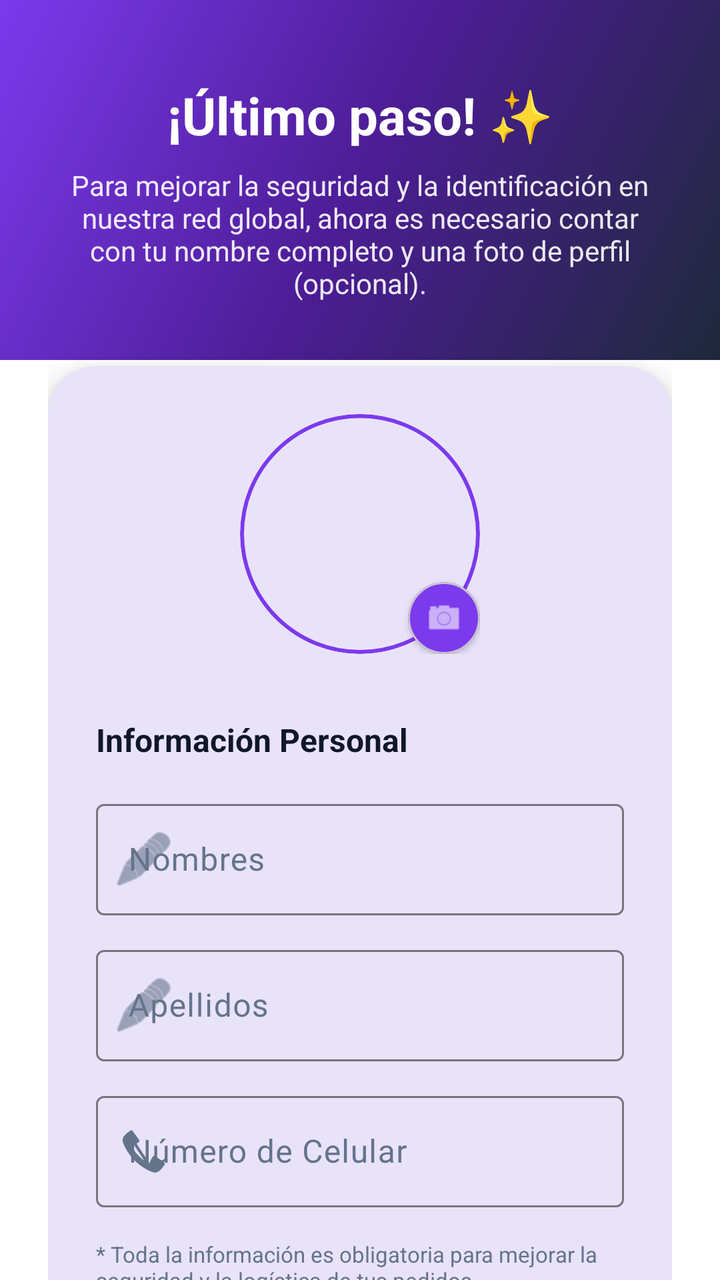
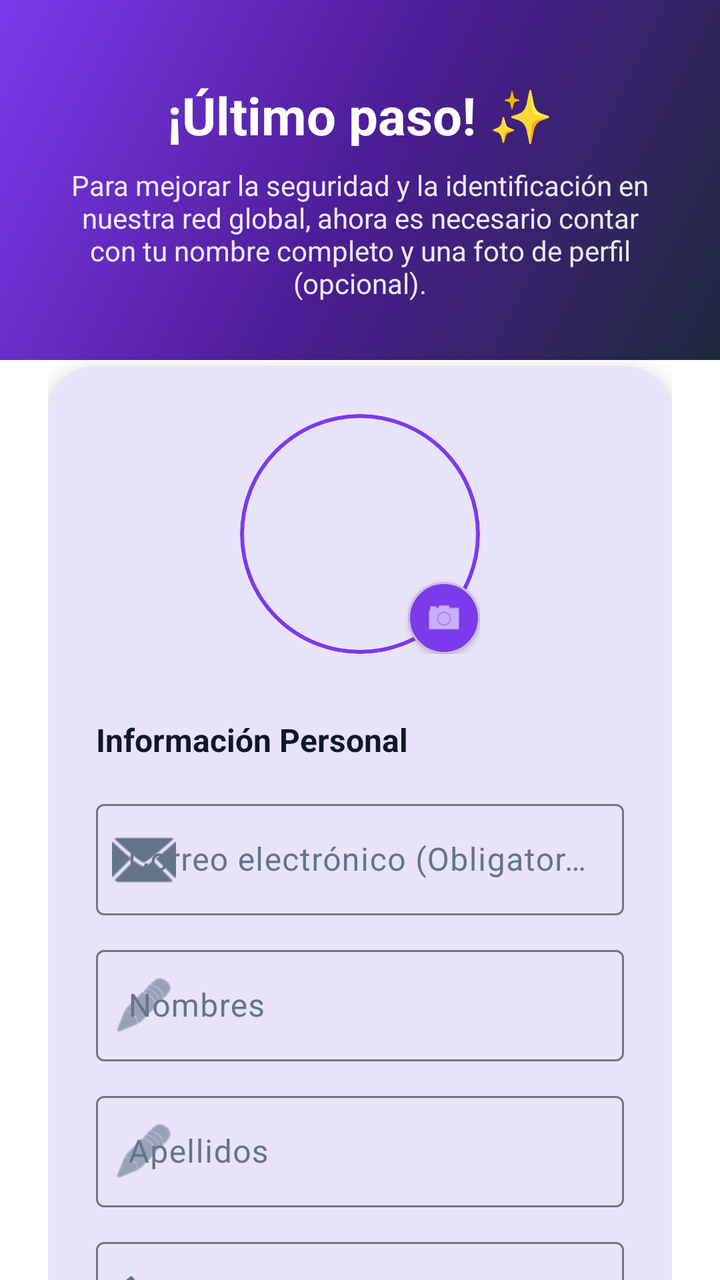

Two renders of the same Android screen: before a commit and after it. Below are the layout's source before the change and the commit's diff.
<!-- AndroidManifest.xml: application theme Theme.Gomezmart -->
<!-- res/layout/activity_profile_setup.xml -->
<?xml version="1.0" encoding="utf-8"?>
<androidx.constraintlayout.widget.ConstraintLayout xmlns:android="http://schemas.android.com/apk/res/android"
    xmlns:app="http://schemas.android.com/apk/res-auto"
    android:layout_width="match_parent"
    android:layout_height="match_parent"
    android:background="@color/white">

    <View
        android:id="@+id/topSetupHeader"
        android:layout_width="match_parent"
        android:layout_height="180dp"
        android:background="@drawable/bg_header_purple_gradient"
        app:layout_constraintTop_toTopOf="parent" />

    <androidx.core.widget.NestedScrollView
        android:layout_width="match_parent"
        android:layout_height="match_parent"
        android:fillViewport="true">

        <LinearLayout
            android:layout_width="match_parent"
            android:layout_height="wrap_content"
            android:orientation="vertical"
            android:paddingHorizontal="24dp"
            android:paddingTop="40dp"
            android:paddingBottom="40dp">

            <TextView
                android:layout_width="match_parent"
                android:layout_height="wrap_content"
                android:text="¡Último paso! ✨"
                android:textColor="@color/white"
                android:textSize="26sp"
                android:textStyle="bold"
                android:gravity="center" />

            <TextView
                android:layout_width="match_parent"
                android:layout_height="wrap_content"
                android:layout_marginTop="8dp"
                android:text="Para mejorar la seguridad y la identificación en nuestra red global, ahora es necesario contar con tu nombre completo y una foto de perfil (opcional)."
                android:textColor="@color/white"
                android:textSize="14sp"
                android:gravity="center"
                android:alpha="0.9" />

            <com.google.android.material.card.MaterialCardView
                android:layout_width="match_parent"
                android:layout_height="wrap_content"
                android:layout_marginTop="32dp"
                app:cardCornerRadius="24dp"
                app:cardElevation="8dp"
                app:strokeWidth="0dp">

                <LinearLayout
                    android:layout_width="match_parent"
                    android:layout_height="wrap_content"
                    android:orientation="vertical"
                    android:padding="24dp">

                    <FrameLayout
                        android:id="@+id/btnSetupChangePhoto"
                        android:layout_width="120dp"
                        android:layout_height="120dp"
                        android:layout_gravity="center_horizontal"
                        android:clickable="true"
                        android:focusable="true">

                        <com.google.android.material.card.MaterialCardView
                            android:layout_width="match_parent"
                            android:layout_height="match_parent"
                            app:cardCornerRadius="60dp"
                            app:cardElevation="0dp"
                            app:strokeWidth="2dp"
                            app:strokeColor="@color/purple_600">
                            <FrameLayout
                                android:layout_width="match_parent"
                                android:layout_height="match_parent">
                                <ImageView
                                    android:id="@+id/ivSetupProfilePhoto"
                                    android:layout_width="match_parent"
                                    android:layout_height="match_parent"
                                    android:scaleType="centerCrop" />
                                <ProgressBar
                                    android:id="@+id/pbSetupProfilePhotoLoading"
                                    android:layout_width="32dp"
                                    android:layout_height="32dp"
                                    android:layout_gravity="center"
                                    android:indeterminateTint="@color/purple_600"
                                    android:visibility="gone" />
                            </FrameLayout>
                        </com.google.android.material.card.MaterialCardView>

                        <com.google.android.material.card.MaterialCardView
                            android:layout_width="36dp"
                            android:layout_height="36dp"
                            android:layout_gravity="bottom|end"
                            app:cardBackgroundColor="@color/purple_600"
                            app:cardCornerRadius="18dp"
                            app:cardElevation="2dp">
                            <ImageView
                                android:layout_width="20dp"
                                android:layout_height="20dp"
                                android:layout_gravity="center"
                                android:src="@android:drawable/ic_menu_camera"
                                app:tint="@color/white" />
                        </com.google.android.material.card.MaterialCardView>
                    </FrameLayout>

                    <TextView
                        android:layout_width="wrap_content"
                        android:layout_height="wrap_content"
                        android:layout_marginTop="32dp"
                        android:text="Información Personal"
                        android:textColor="@color/slate_900"
                        android:textStyle="bold"
                        android:textSize="16sp" />

                    <com.google.android.material.textfield.TextInputLayout
                        style="@style/Widget.Material3.TextInputLayout.OutlinedBox"
                        android:layout_width="match_parent"
                        android:layout_height="wrap_content"
                        android:layout_marginTop="16dp"
                        android:hint="Nombres"
                        app:startIconDrawable="@android:drawable/ic_menu_edit">
                        <com.google.android.material.textfield.TextInputEditText
                            android:id="@+id/etSetupNames"
                            android:layout_width="match_parent"
                            android:layout_height="wrap_content"
                            android:inputType="textCapWords" />
                    </com.google.android.material.textfield.TextInputLayout>

                    <com.google.android.material.textfield.TextInputLayout
                        style="@style/Widget.Material3.TextInputLayout.OutlinedBox"
                        android:layout_width="match_parent"
                        android:layout_height="wrap_content"
                        android:layout_marginTop="12dp"
                        android:hint="Apellidos"
                        app:startIconDrawable="@android:drawable/ic_menu_edit">
                        <com.google.android.material.textfield.TextInputEditText
                            android:id="@+id/etSetupSurnames"
                            android:layout_width="match_parent"
                            android:layout_height="wrap_content"
                            android:inputType="textCapWords" />
                    </com.google.android.material.textfield.TextInputLayout>

                    <com.google.android.material.textfield.TextInputLayout
                        style="@style/Widget.Material3.TextInputLayout.OutlinedBox"
                        android:layout_width="match_parent"
                        android:layout_height="wrap_content"
                        android:layout_marginTop="12dp"
                        android:hint="Número de Celular"
                        app:startIconDrawable="@android:drawable/stat_sys_phone_call">
                        <com.google.android.material.textfield.TextInputEditText
                            android:id="@+id/etSetupPhone"
                            android:layout_width="match_parent"
                            android:layout_height="wrap_content"
                            android:inputType="number"
                            android:maxLength="9" />
                    </com.google.android.material.textfield.TextInputLayout>

                    <TextView
                        android:layout_width="match_parent"
                        android:layout_height="wrap_content"
                        android:layout_marginTop="16dp"
                        android:text="* Toda la información es obligatoria para mejorar la seguridad y la logística de tus pedidos."
                        android:textSize="11sp"
                        android:textColor="@color/slate_500" />

                    <com.google.android.material.button.MaterialButton
                        android:id="@+id/btnSetupKeepInfo"
                        android:layout_width="match_parent"
                        android:layout_height="56dp"
                        android:layout_marginTop="20dp"
                        android:text="MANTENER DATOS ACTUALES Y CONTINUAR ✨"
                        android:textStyle="bold"
                        android:textColor="@color/purple_800"
                        app:backgroundTint="@color/purple_100"
                        app:cornerRadius="16dp"
                        android:visibility="gone" />

                    <com.google.android.material.button.MaterialButton
                        android:id="@+id/btnSetupSave"
                        android:layout_width="match_parent"
                        android:layout_height="56dp"
                        android:layout_marginTop="12dp"
                        android:text="GUARDAR CAMBIOS Y CONTINUAR"
                        android:textStyle="bold"
                        app:cornerRadius="16dp" />

                    <com.google.android.material.button.MaterialButton
                        android:id="@+id/btnBackToLogin"
                        style="@style/Widget.Material3.Button.TextButton"
                        android:layout_width="match_parent"
                        android:layout_height="56dp"
                        android:layout_marginTop="4dp"
                        android:text="CERRAR SESIÓN"
                        android:textColor="@color/red_600" />

                </LinearLayout>
            </com.google.android.material.card.MaterialCardView>

        </LinearLayout>
    </androidx.core.widget.NestedScrollView>

</androidx.constraintlayout.widget.ConstraintLayout>
<!-- resources referenced by this layout -->
<resources>
  <color name="purple_100">#EDE9FE</color>
  <color name="purple_600">#7C3AED</color>
  <color name="purple_800">#5B21B6</color>
  <color name="red_600">#DC2626</color>
  <color name="slate_500">#64748B</color>
  <color name="slate_900">#0F172A</color>
  <color name="white">#FFFFFFFF</color>
  <!-- drawable bg_header_purple_gradient (drawable) -->
  <?xml version="1.0" encoding="utf-8"?>
  <shape xmlns:android="http://schemas.android.com/apk/res/android">
      <gradient
          android:startColor="@color/purple_600"
          android:centerColor="#4C1D95"
          android:endColor="#1E293B"
          android:angle="315" />
  </shape>
  <style name="Theme.Gomezmart" parent="Base.Theme.Gomezmart" />
  <style name="Base.Theme.Gomezmart" parent="Theme.Material3.DayNight.NoActionBar">
          <item name="colorPrimary">@color/purple_600</item>
          <item name="colorOnPrimary">@color/white</item>
          <item name="colorSecondary">@color/indigo_500</item>
          <item name="colorSurface">@color/slate_50</item>
          <item name="colorOnSurface">@color/slate_900</item>
          <item name="colorOnSurfaceVariant">@color/slate_500</item>
          <item name="colorSurfaceContainer">@color/white</item>
          <item name="android:windowBackground">@color/slate_50</item>
      </style>
  <color name="indigo_500">#6366F1</color>
  <color name="slate_50">#F8FAFC</color>
</resources>

<!-- the commit's change to res/layout/activity_profile_setup.xml (unified diff, before → after) -->
@@ -121,6 +121,20 @@
                         android:layout_width="match_parent"
                         android:layout_height="wrap_content"
                         android:layout_marginTop="16dp"
+                        android:hint="Correo electrónico (Obligatorio)"
+                        app:startIconDrawable="@android:drawable/ic_dialog_email">
+                        <com.google.android.material.textfield.TextInputEditText
+                            android:id="@+id/etSetupEmail"
+                            android:layout_width="match_parent"
+                            android:layout_height="wrap_content"
+                            android:inputType="textEmailAddress" />
+                    </com.google.android.material.textfield.TextInputLayout>
+
+                    <com.google.android.material.textfield.TextInputLayout
+                        style="@style/Widget.Material3.TextInputLayout.OutlinedBox"
+                        android:layout_width="match_parent"
+                        android:layout_height="wrap_content"
+                        android:layout_marginTop="12dp"
                         android:hint="Nombres"
                         app:startIconDrawable="@android:drawable/ic_menu_edit">
                         <com.google.android.material.textfield.TextInputEditText
@@ -149,7 +163,7 @@
                         android:layout_width="match_parent"
                         android:layout_height="wrap_content"
                         android:layout_marginTop="12dp"
-                        android:hint="Número de Celular"
+                        android:hint="Número de Celular (Opcional)"
                         app:startIconDrawable="@android:drawable/stat_sys_phone_call">
                         <com.google.android.material.textfield.TextInputEditText
                             android:id="@+id/etSetupPhone"
@@ -163,7 +177,7 @@
                         android:layout_width="match_parent"
                         android:layout_height="wrap_content"
                         android:layout_marginTop="16dp"
-                        android:text="* Toda la información es obligatoria para mejorar la seguridad y la logística de tus pedidos."
+                        android:text="* El correo, nombres y apellidos son obligatorios. El número de celular es opcional."
                         android:textSize="11sp"
                         android:textColor="@color/slate_500" />
 
